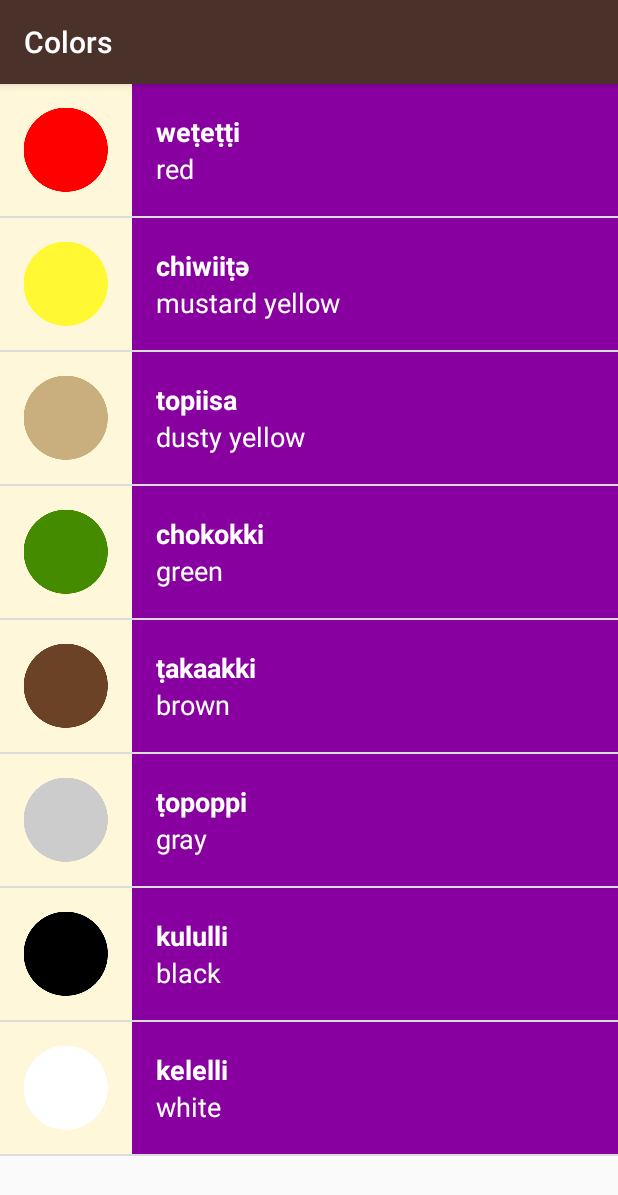
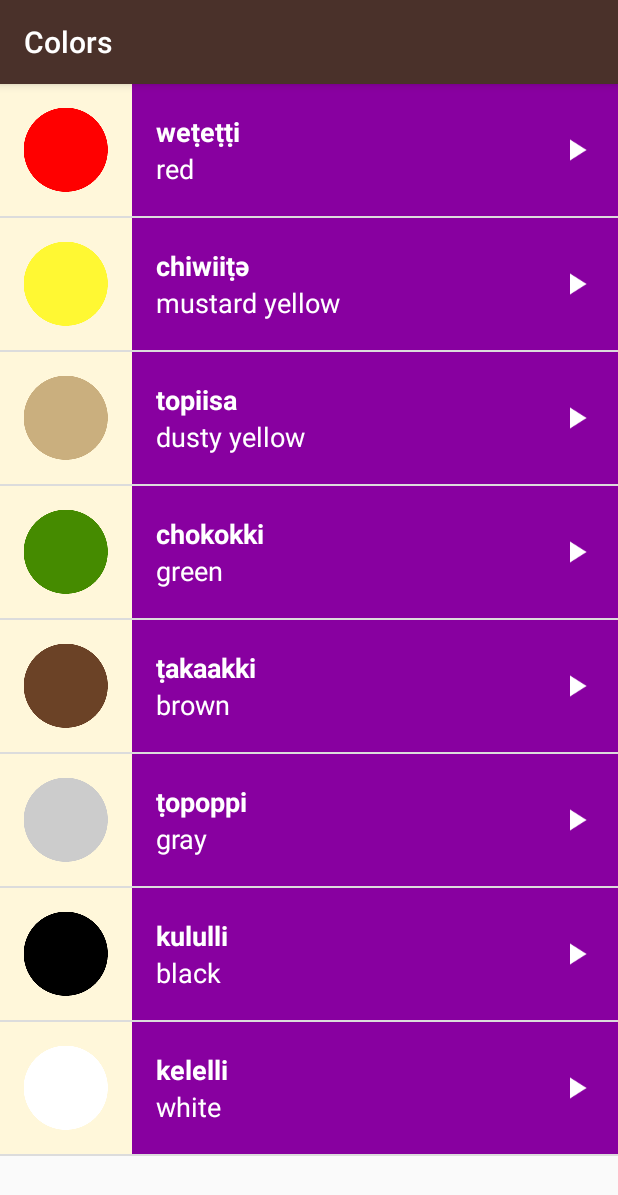
Before and after one commit to rajat-29/Miwok-App, an Android app: the ColorsActivity screen opened directly, with no data from a screen before it, on a phone screen of 412 x 824 dp. Shown: the top 1195 px of the screen. Run offline under Robolectric (Android 15) with nearby library versions, the light colour scheme and no system bars.

Commit message:
audio buttons

```diff
--- a/app/src/main/res/layout/list_item.xml
+++ b/app/src/main/res/layout/list_item.xml
@@ -1,12 +1,10 @@
 <?xml version="1.0" encoding="utf-8"?>
-<LinearLayout
-    xmlns:android="http://schemas.android.com/apk/res/android"
+<RelativeLayout xmlns:android="http://schemas.android.com/apk/res/android"
     xmlns:tools="http://schemas.android.com/tools"
     android:layout_width="match_parent"
-    android:layout_height="wrap_content"
-    android:minHeight="@dimen/list_item_height"
+    android:layout_height="@dimen/list_item_height"
     android:background="@color/tan_background"
-    android:orientation="horizontal" >
+    android:orientation="horizontal">
 
     <ImageView
         android:id="@+id/image"
@@ -16,7 +14,11 @@
     <LinearLayout
         android:id="@+id/text_container"
         android:layout_width="match_parent"
-            android:layout_height="match_parent"
+        android:layout_height="@dimen/list_item_height"
+        android:layout_alignParentTop="true"
+        android:layout_alignParentRight="true"
+        android:layout_alignParentBottom="true"
+        android:layout_toRightOf="@+id/image"
         android:orientation="vertical"
         android:paddingLeft="16dp">
 
@@ -29,7 +31,7 @@
             android:textAppearance="?android:textAppearanceMedium"
             android:textColor="@android:color/white"
             android:textStyle="bold"
-                    tools:text="lutti"/>
+            tools:text="lutti" />
 
         <TextView
             android:id="@+id/eng_name"
@@ -43,4 +45,12 @@
 
     </LinearLayout>
 
-</LinearLayout>
+    <ImageView
+        android:layout_width="24dp"
+        android:layout_height="24dp"
+        android:layout_alignParentRight="true"
+        android:layout_centerVertical="true"
+        android:layout_marginRight="16dp"
+        android:src="@drawable/ic_play_arrow" />
+
+</RelativeLayout>
```
Also changed, not shown: app/src/main/java/com/example/miwok/ColorsActivity.java (+7 -0 lines), app/src/main/java/com/example/miwok/FamilyActivity.java (+7 -0 lines), app/src/main/java/com/example/miwok/NumbersActivity.java (+7 -0 lines), app/src/main/java/com/example/miwok/PhrasesActivity.java (+7 -0 lines), app/src/main/res/drawable-hdpi/ic_play_arrow.png (added), app/src/main/res/drawable-mdpi/ic_play_arrow.png (added), app/src/main/res/drawable-xhdpi/ic_play_arrow.png (added), app/src/main/res/drawable-xxhdpi/ic_play_arrow.png (added), app/src/main/res/drawable-xxxhdpi/ic_play_arrow.png (added). Lines whose indentation alone changed are shown as unchanged.
